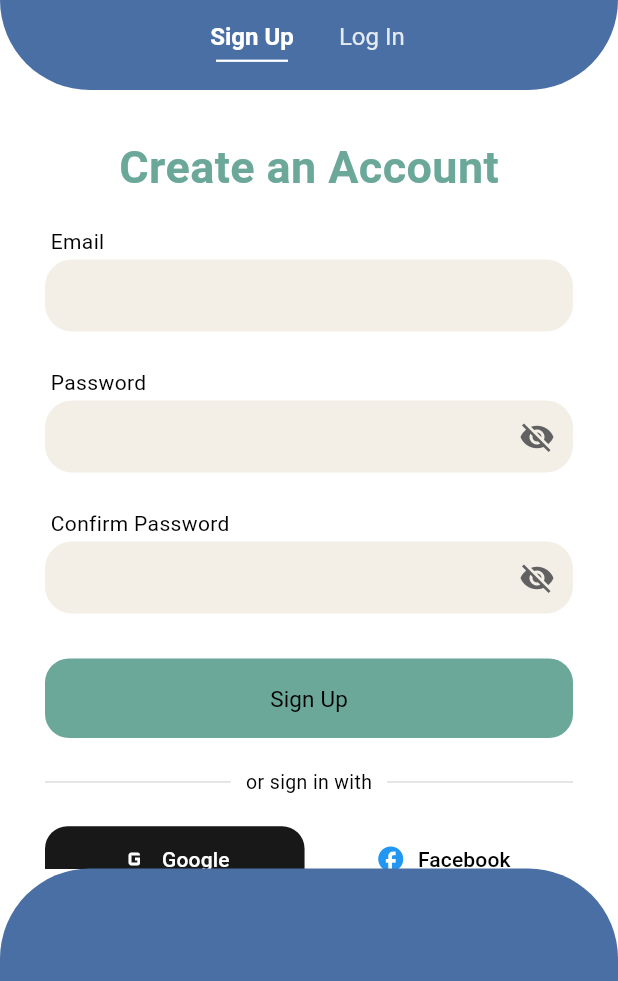
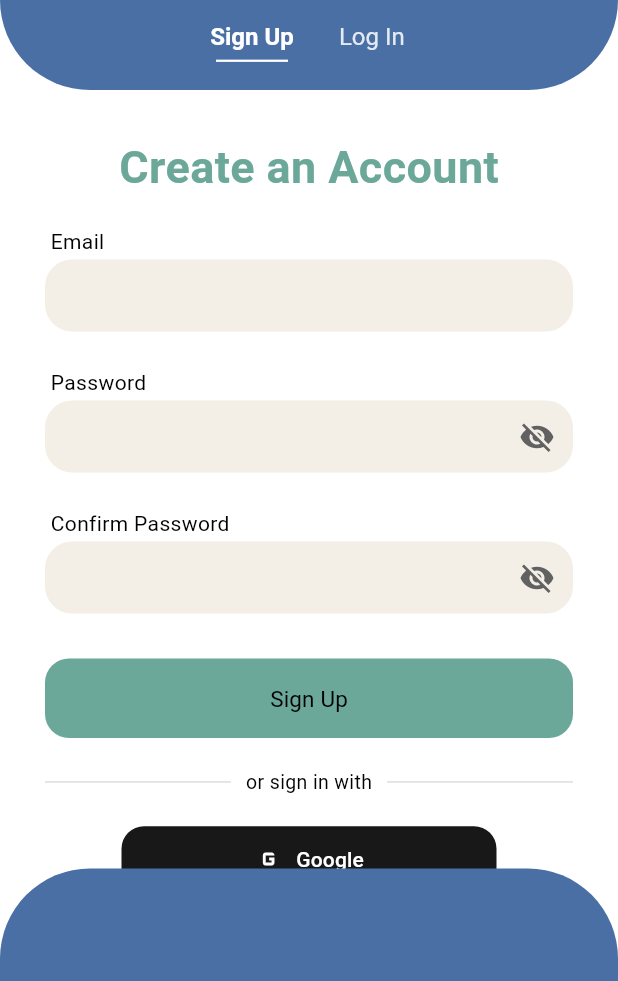
Before and after one commit to charissejamien/ZapacV2, a Flutter app: the screen it shows after launch, after a tap on "Login", after a tap on "Sign Up", on a phone screen of 412 x 824 dp, the part 255-1236 px from its top. Run offline on Flutter 3.47's test engine with Material 3 defaults, Android fonts, the phone set to English and light mode, and no system bars; our stand-ins replace cloud_firestore, firebase_auth, firebase_core, geolocator, google_fonts, google_maps_flutter and 3 more; missing offline and left inert: flutter_facebook_auth, flutter_polyline_points; accounts and stored records are empty.

Commit message:
Removed facebook button

```diff
--- a/lib/authentication/login_page.dart
+++ b/lib/authentication/login_page.dart
@@ -64,28 +64,28 @@ class _LoginPageState extends State<LoginPage> {
   }
 
   // Implemented Facebook Login Handler
-  Future<void> _onFacebookLogin() async {
-    setState(() {
-      _isFacebookLoading = true;
-      _errorMessage = null;
-    });
+  // Future<void> _onFacebookLogin() async {
+  //   setState(() {
+  //     _isFacebookLoading = true;
+  //     _errorMessage = null;
+  //   });
 
-    try {
-      final user = await _authService.signInWithFacebook();
-      if (user != null && mounted) {
-        Navigator.pushReplacement(context, MaterialPageRoute(builder: (_) => const Dashboard()));
-      }
-    } catch (e) {
-      String message = e.toString().replaceFirst('Exception: ', '');
-      if (message.contains('Facebook sign-in failed')) {
-        _setLocalError('Facebook sign-in failed. Please try again.');
-      } else {
-        _setLocalError(message);
-      }
-    } finally {
-      if (mounted) setState(() => _isFacebookLoading = false);
-    }
-  }
+  //   try {
+  //     final user = await _authService.signInWithFacebook();
+  //     if (user != null && mounted) {
+  //       Navigator.pushReplacement(context, MaterialPageRoute(builder: (_) => const Dashboard()));
+  //     }
+  //   } catch (e) {
+  //     String message = e.toString().replaceFirst('Exception: ', '');
+  //     if (message.contains('Facebook sign-in failed')) {
+  //       _setLocalError('Facebook sign-in failed. Please try again.');
+  //     } else {
+  //       _setLocalError(message);
+  //     }
+  //   } finally {
+  //     if (mounted) setState(() => _isFacebookLoading = false);
+  //   }
+  // }
 
 
   Future<void> _handleLogin() async {
@@ -346,10 +346,10 @@ class _LoginPageState extends State<LoginPage> {
 
 
     return Row(
-      mainAxisAlignment: MainAxisAlignment.spaceBetween,
+      mainAxisAlignment: MainAxisAlignment.center,
       children: [
         SizedBox(
-          width: screenWidth * 0.42,
+          width: 250,
           child: _socialButton(
             Icons.g_mobiledata,
             "Google",
@@ -360,18 +360,18 @@ class _LoginPageState extends State<LoginPage> {
             disableSocial ? () {} : _onGoogleLogin,
           ),
         ),
-        SizedBox(
-          width: screenWidth * 0.42,
-          child: _socialButton(
-            Icons.facebook,
-            "Facebook",
-            facebookBgLight,
-            isDarkMode ? darkFgColor : Colors.blue,
-            facebookFgLight,
-            _isFacebookLoading,
-            disableSocial ? () {} : _onFacebookLogin,
-          ),
-        ),
+        // SizedBox(
+        //   width: screenWidth * 0.42,
+        //   child: _socialButton(
+        //     Icons.facebook,
+        //     "Facebook",
+        //     facebookBgLight,
+        //     isDarkMode ? darkFgColor : Colors.blue,
+        //     facebookFgLight,
+        //     _isFacebookLoading,
+        //     disableSocial ? () {} : _onFacebookLogin,
+        //   ),
+        // ),
       ],
     );
   }
--- a/lib/authentication/signup_page.dart
+++ b/lib/authentication/signup_page.dart
@@ -219,19 +219,19 @@ class _SignUpPageState extends State<SignUpPage> {
     }
   }
 
-  Future<void> _onFacebook() async {
-    setState(() => _isLoading = true);
-    try {
-      final user = await AuthService().signInWithFacebook();
-      if (user != null && mounted) {
-        Navigator.pushReplacement(context, MaterialPageRoute(builder: (_) => const LoginPage()));
-      }
-    } catch (e) {
-      setState(() => _generalError = e.toString());
-    } finally {
-      if (mounted) setState(() => _isLoading = false);
-    }
-  }
+  // Future<void> _onFacebook() async {
+  //   setState(() => _isLoading = true);
+  //   try {
+  //     final user = await AuthService().signInWithFacebook();
+  //     if (user != null && mounted) {
+  //       Navigator.pushReplacement(context, MaterialPageRoute(builder: (_) => const LoginPage()));
+  //     }
+  //   } catch (e) {
+  //     setState(() => _generalError = e.toString());
+  //   } finally {
+  //     if (mounted) setState(() => _isLoading = false);
+  //   }
+  // }
 
   Widget _inputField({
     required String label,
@@ -487,7 +487,7 @@ class _SignUpPageState extends State<SignUpPage> {
                 _dividerWithText("or sign in with"),
                 const SizedBox(height: 18),
                 Row(
-                  mainAxisAlignment: MainAxisAlignment.spaceBetween,
+                  mainAxisAlignment: MainAxisAlignment.center,
                   children: [
                     _socialBtn(
                       icon: Icons.g_mobiledata,
@@ -496,21 +496,21 @@ class _SignUpPageState extends State<SignUpPage> {
                       iconColor: Colors.white,
                       textColor: Colors.white,
                       onPressed: _isGoogleLoading ? (){} : _onGoogle,
-                      width: MediaQuery.of(context).size.width * 0.42,
+                      width: 250,
                       isLoading: _isGoogleLoading,
                       isGoogle: true,
                     ),
-                    _socialBtn(
-                      icon: Icons.facebook,
-                      label: "Facebook",
-                      bg: Colors.white,
-                      iconColor: Colors.blue,
-                      textColor: Colors.black,
-                      onPressed: disableEmailPassSignup ? (){} : _onFacebook,
-                      width: MediaQuery.of(context).size.width * 0.42,
-                      isLoading: false,
-                      isGoogle: false,
-                    ),
+                    // _socialBtn(
+                    //   icon: Icons.facebook,
+                    //   label: "Facebook",
+                    //   bg: Colors.white,
+                    //   iconColor: Colors.blue,
+                    //   textColor: Colors.black,
+                    //   onPressed: disableEmailPassSignup ? (){} : _onFacebook,
+                    //   width: MediaQuery.of(context).size.width * 0.42,
+                    //   isLoading: false,
+                    //   isGoogle: false,
+                    // ),
                   ],
                 ),
 
```
Also changed, not shown: lib/core/utils/map_utils.dart (+18 -4 lines).
